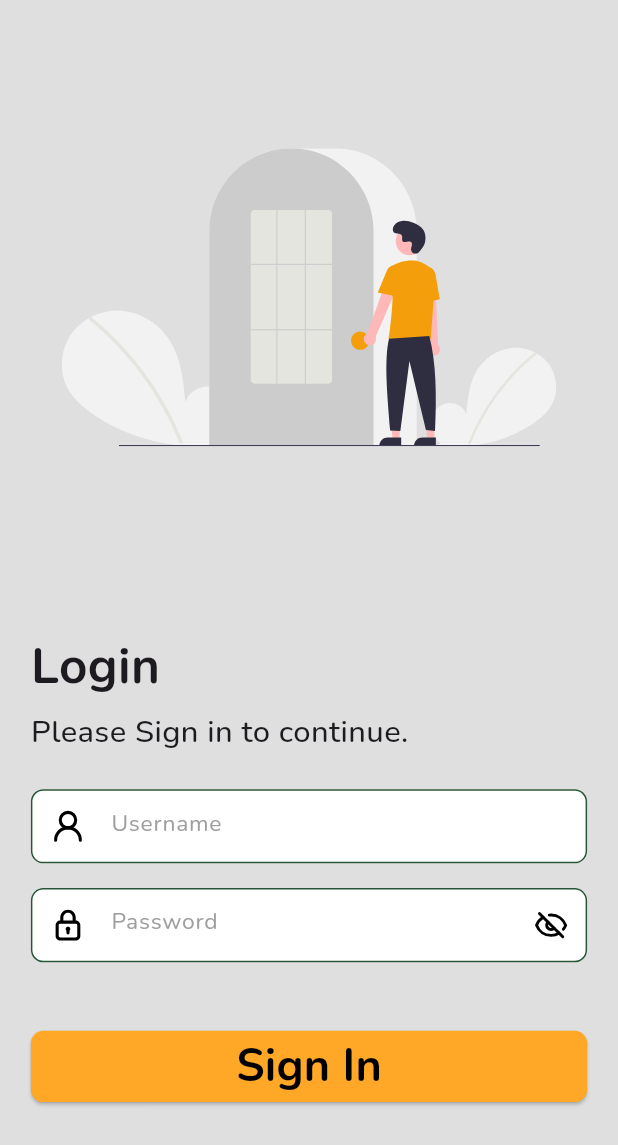
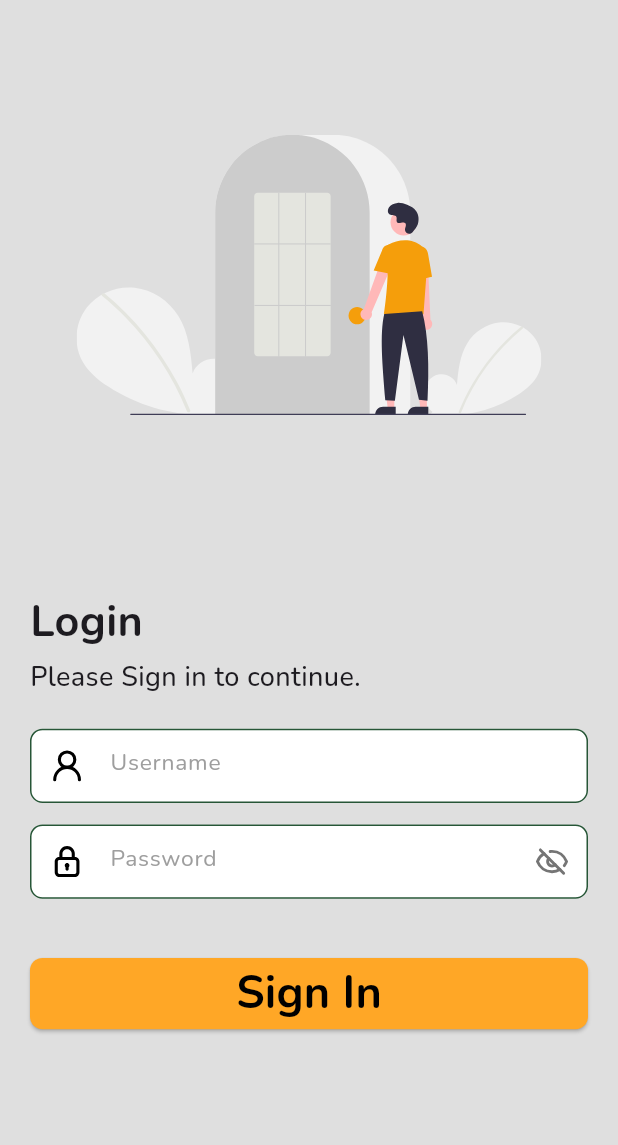
Before and after one commit to allam1768/Worker, a Flutter app: the screen it shows after launch, on a phone screen of 412 x 824 dp. Shown: the top 1145 px of the screen. Run offline on Flutter 3.47's test engine with Material 3 defaults, Android fonts, the phone set to English and light mode, and no system bars; our stand-ins replace flutter_screenutil, flutter_svg, get, google_fonts, image_picker, shared_preferences; missing offline and left inert: mobile_scanner.

Commit message:
fead [AP] : login with token

```diff
--- a/lib/app/global-component/CustomTextField.dart
+++ b/lib/app/global-component/CustomTextField.dart
@@ -116,11 +116,13 @@ class _CustomTextFieldState extends State<CustomTextField> {
               )
                   : null,
               suffixIcon: widget.isPassword
-                  ? GestureDetector(
+                  ? Material(
+                color: Colors.transparent,
+                child: InkWell(
+                  borderRadius: BorderRadius.circular(20),
                   onTap: widget.onSuffixTap,
-                child: Padding(
-                  padding: EdgeInsets.symmetric(
-                      horizontal:
+                  child: Container(
+                    padding: EdgeInsets.all(
                         MediaQuery.of(context).size.width * 0.03),
                     child: SvgPicture.asset(
                       (widget.isPasswordHidden ?? true)
@@ -128,6 +130,11 @@ class _CustomTextFieldState extends State<CustomTextField> {
                           : 'assets/icons/eye_open.svg',
                       width: MediaQuery.of(context).size.width * 0.05,
                       height: MediaQuery.of(context).size.width * 0.05,
+                      colorFilter: ColorFilter.mode(
+                        Colors.grey.shade600,
+                        BlendMode.srcIn,
+                      ),
+                    ),
                   ),
                 ),
               )
--- a/lib/app/pages/Login screen/login_view.dart
+++ b/lib/app/pages/Login screen/login_view.dart
@@ -1,4 +1,5 @@
 import 'package:flutter/material.dart';
+import 'package:flutter_screenutil/flutter_screenutil.dart';
 import 'package:flutter_svg/flutter_svg.dart';
 import 'package:get/get.dart';
 import '../../../values/app_color.dart';
@@ -19,37 +20,36 @@ class LoginView extends StatelessWidget {
         child: SingleChildScrollView(
           physics: BouncingScrollPhysics(),
           child: Padding(
-            padding: EdgeInsets.symmetric(
-                horizontal: MediaQuery.of(context).size.width * 0.05),
+            padding: EdgeInsets.symmetric(horizontal: 20.w),
             child: Column(
               mainAxisAlignment: MainAxisAlignment.center,
               crossAxisAlignment: CrossAxisAlignment.start,
               children: [
-                SizedBox(height: MediaQuery.of(context).size.height * 0.12),
+                SizedBox(height: 100.h),
                 Center(
                   child: SvgPicture.asset(
                     'assets/images/login_illustration.svg',
-                    width: MediaQuery.of(context).size.width * 0.8,
+                    width: 310.w,
                   ),
                 ),
-                SizedBox(height: MediaQuery.of(context).size.height * 0.15),
+                SizedBox(height: 130.h),
 
                 Text(
                   "Login",
                   style: TextStyle(
-                    fontSize: MediaQuery.of(context).size.width * 0.08,
+                    fontSize: 32.sp,
                     fontWeight: FontWeight.bold,
                   ),
                 ),
-                SizedBox(height: MediaQuery.of(context).size.height * 0.005),
+                SizedBox(height: 4.h),
                 Text(
                   "Please Sign in to continue.",
                   style: TextStyle(
-                    fontSize: MediaQuery.of(context).size.width * 0.05,
+                    fontSize: 20.sp,
                     fontWeight: FontWeight.w500,
                   ),
                 ),
-                SizedBox(height: MediaQuery.of(context).size.height * 0.03),
+                SizedBox(height: 24.h),
 
                 // Username
                 CustomTextField(
@@ -57,44 +57,41 @@ class LoginView extends StatelessWidget {
                   svgIcon: 'assets/icons/username.svg',
                   controller: controller.nameController,
                 ),
-                SizedBox(height: MediaQuery.of(context).size.height * 0.02),
+                SizedBox(height: 16.h),
 
-                // Password
                 CustomTextField(
-                      hintText: 'Password',
+                  hintText: "Password",
                   svgIcon: 'assets/icons/password.svg',
+                  controller: controller.passwordController,
                   isPassword: true,
-                      isPasswordHidden: controller.isPasswordHidden.value,
-                      onSuffixTap: controller.togglePasswordVisibility,
-                      controller: controller.passwordController,
                 ),
-                SizedBox(height: MediaQuery.of(context).size.height * 0.015),
+                SizedBox(height: 12.h),
 
-                // Error Login - tetep ada tapi transparan kalau ga ada error
-                Padding(
-                      padding: EdgeInsets.only(
-                          bottom: MediaQuery.of(context).size.height * 0.015),
+                Obx(() => Padding(
+                  padding: EdgeInsets.only(bottom: 12.h),
                   child: Center(
                     child: Text(
                       controller.loginError.value.isNotEmpty
                           ? controller.loginError.value
-                              : ' ', // biar space tetep ada
+                          : ' ',
                       style: TextStyle(
                         color: controller.loginError.value.isNotEmpty
                             ? Colors.red
-                                : Colors.transparent, // ilangin warnanya
-                            fontSize: MediaQuery.of(context).size.width * 0.035,
+                            : Colors.transparent,
+                        fontSize: 14.sp,
                       ),
                     ),
                   ),
-                    ),
+                )),
 
                 // Button Login
-                CustomButton(
-                  text: 'Sign In',
-                  onPressed: controller.login,
+                Obx(() => CustomButton(
+                  text:
+                  controller.isLoading.value ? 'Loading...' : 'Sign In',
+                  onPressed:
+                  controller.login,
                   backgroundColor: AppColor.btnoren,
-                ),
+                )),
               ],
             ),
           ),
--- a/lib/app/pages/Scan/Scan Company Screen/scan_company_controller.dart
+++ b/lib/app/pages/Scan/Scan Company Screen/scan_company_controller.dart
@@ -103,10 +103,7 @@ class ScanCompanyController extends GetxController {
           await scannerController.stop();
 
           // Navigate to the next screen
-          Get.offNamed('/Bottomnav', arguments: {
-            'company_id': matchedCompany.id.toString(),
-            'company_name': matchedCompany.name ?? 'Unknown',
-          });
+          Get.offNamed('/Bottomnav');
         } else {
           Get.snackbar(
             "QR Code Tidak Valid",
--- a/lib/data/models/LoginResponse_model.dart
+++ b/lib/data/models/LoginResponse_model.dart
@@ -4,11 +4,13 @@ class LoginResponseModel {
   final bool success;
   final String message;
   final UserModel? user;
+  final String? token;
 
   LoginResponseModel({
     required this.success,
     required this.message,
     this.user,
+    this.token,
   });
 
   factory LoginResponseModel.fromJson(Map<String, dynamic> json) {
@@ -16,6 +18,7 @@ class LoginResponseModel {
       success: json['success'],
       message: json['message'],
       user: json['user'] != null ? UserModel.fromJson(json['user']) : null,
+      token: json['token'],
     );
   }
 
@@ -24,6 +27,7 @@ class LoginResponseModel {
       'success': success,
       'message': message,
       'user': user?.toJson(),
+      'token': token,
     };
   }
 }
--- a/lib/data/services/login_service.dart
+++ b/lib/data/services/login_service.dart
@@ -31,6 +31,7 @@ class LoginService {
           'success': true,
           'message': data['message'],
           'user': data['user'],
+          'token': data['token'],
         });
       } else {
         return LoginResponseModel.fromJson({
```
Also changed, not shown: lib/app/pages/Input/Data Tools Screen/data_tools_controller.dart (+18 -11 lines), lib/app/pages/Login screen/login_controller.dart (+30 -5 lines), lib/data/services/company_service.dart (+14 -6 lines), 5 other files. Lines whose indentation alone changed are shown as unchanged.
